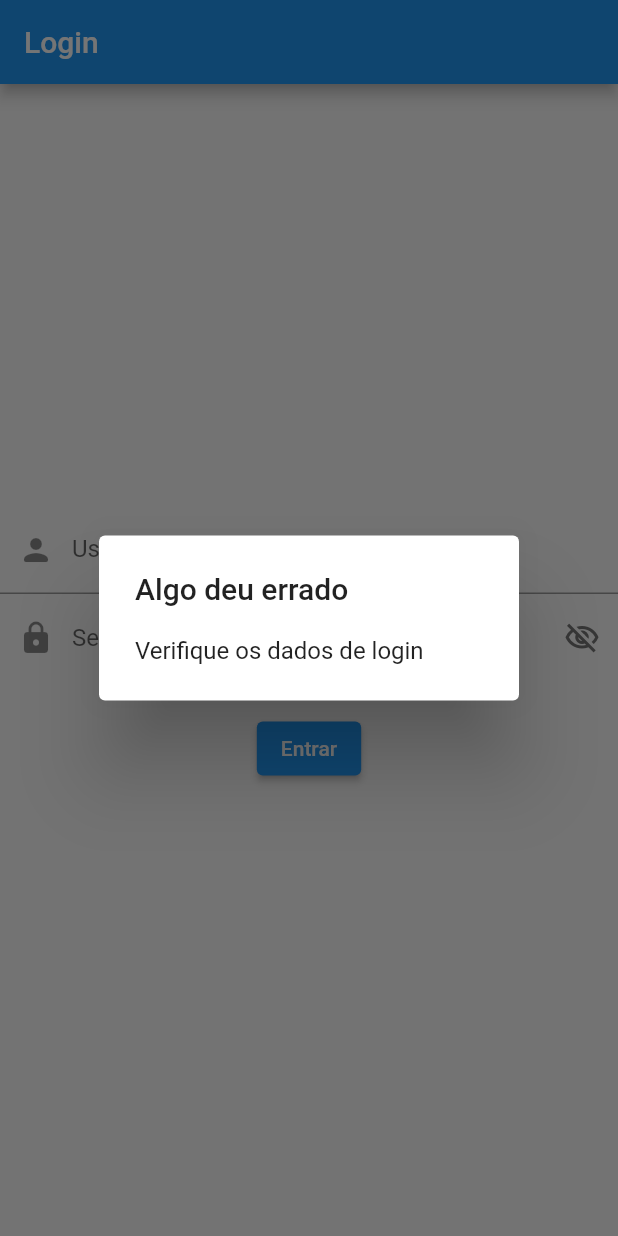
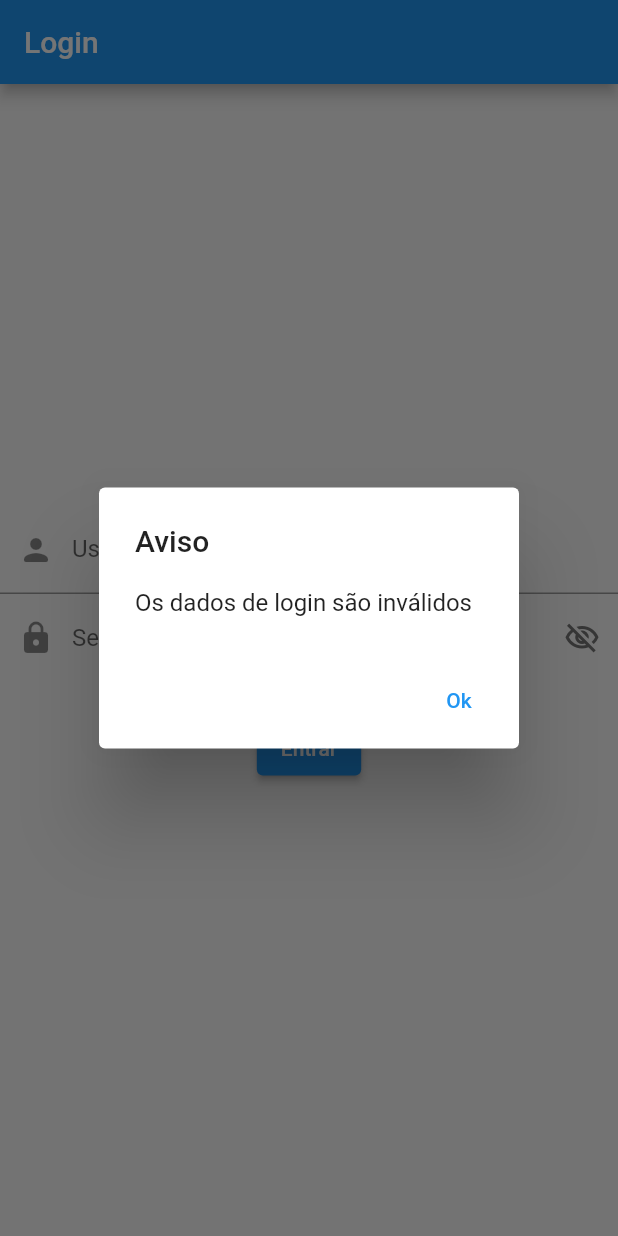
Before and after one commit to RVairoletto/prototipo-navegacao, a Flutter app: the screen it shows after launch, after a tap on "Entrar", on a phone screen of 412 x 824 dp. Run offline on Flutter 3.47's test engine with Material 2 defaults, Android fonts, the phone set to English and light mode, and no system bars.

Commit message:
extração da lógica de login para o ControllerLogin

```diff
--- /dev/null
+++ b/lib/controller/controller_login.dart
@@ -0,0 +1,12 @@
+class ControllerLogin {
+
+
+  //Efetuar login
+  Future<bool> efetuarLogin(String email, String senha) async {
+    if (email == "exemplo@email.com" && senha == "123") {
+      return true;
+    } else {
+      return false;
+    }
+  }
+}
--- a/lib/controller/controller_usuarios.dart
+++ b/lib/controller/controller_usuarios.dart
@@ -7,15 +7,6 @@ import '../api/api_response.dart';
 class ControllerUsuarios {
   //Declaração de variáveis
   String error = '';
-
-  //Autenticar login
-  bool autenticarLogin() {
-    bool isValido = false;
-
-    //validação
-
-    return isValido;
-  }
 
   //Adicionar usuário
   Future<UsuarioModel?> postUsuario(BuildContext context, UsuarioModel usuario) async {
--- a/lib/view/login.dart
+++ b/lib/view/login.dart
@@ -1,4 +1,5 @@
 import 'package:flutter/material.dart';
+import 'package:prototipo_navegacao/controller/controller_login.dart';
 import 'package:prototipo_navegacao/util/routes.dart';
 
 class LoginView extends StatefulWidget {
@@ -10,10 +11,12 @@ class LoginView extends StatefulWidget {
 
 class _LoginViewState extends State<LoginView> {
   //controladores das caixas de texto
-  final _ctrUsuario = TextEditingController();
-  final _ctrSenha = TextEditingController();
+  final ctrUsuario = TextEditingController();
+  final ctrSenha = TextEditingController();
+
   bool exibirSenha = false;
-  final String backendPath = r'D:\Programacao\flutter_projects\prototipo_backend';
+
+  ControllerLogin controllerLogin = ControllerLogin();
 
   @override
   Widget build(BuildContext context) {
@@ -29,11 +32,10 @@ class _LoginViewState extends State<LoginView> {
             ),
             child: Column(
               mainAxisAlignment: MainAxisAlignment.center,
-              //crossAxisAlignment: CrossAxisAlignment.center,
               children: [
                 //TextBox de usuário
                 TextFormField(
-                  controller: _ctrUsuario,
+                  controller: ctrUsuario,
                   decoration: const InputDecoration(
                     labelText: "Usuário",
                     prefixIcon: Icon(Icons.person_rounded),
@@ -41,7 +43,7 @@ class _LoginViewState extends State<LoginView> {
                 ),
                 //TextBox de senha
                 TextFormField(
-                  controller: _ctrSenha,
+                  controller: ctrSenha,
                   obscureText: !exibirSenha,
                   decoration: InputDecoration(
                     labelText: 'Senha',
@@ -64,19 +66,28 @@ class _LoginViewState extends State<LoginView> {
                 Padding(
                   padding: const EdgeInsets.all(20),
                   child: ElevatedButton(
-                    onPressed: () {
-                      if (_ctrUsuario.text == "exemplo@email.com" &&
-                          _ctrSenha.text == "123") {
-                        Navigator.of(context).pushReplacementNamed(Routes.homePage);
+                    onPressed: () async {
+                      final isLoginValido = await controllerLogin.efetuarLogin(ctrUsuario.text, ctrSenha.text);
+
+                      if(isLoginValido){
+                        Navigator.pushReplacementNamed(context, Routes.homePage);
                       } else {
                         showDialog(
                           context: context,
-                          builder: (context){
-                            return const AlertDialog(
-                              title: Text('Algo deu errado'),
-                              content: Text('Verifique os dados de login'),
+                          builder: (context) {
+                            return AlertDialog(
+                              title: const Text('Aviso'),
+                              content: const Text('Os dados de login são inválidos'),
+                              actions: [
+                                TextButton(
+                                  onPressed: (){
+                                    Navigator.pop(context);
+                                  },
+                                  child: const Text('Ok')
+                                )
+                              ],
                             );
-                          },
+                          }
                         );
                       }
                     },
```
